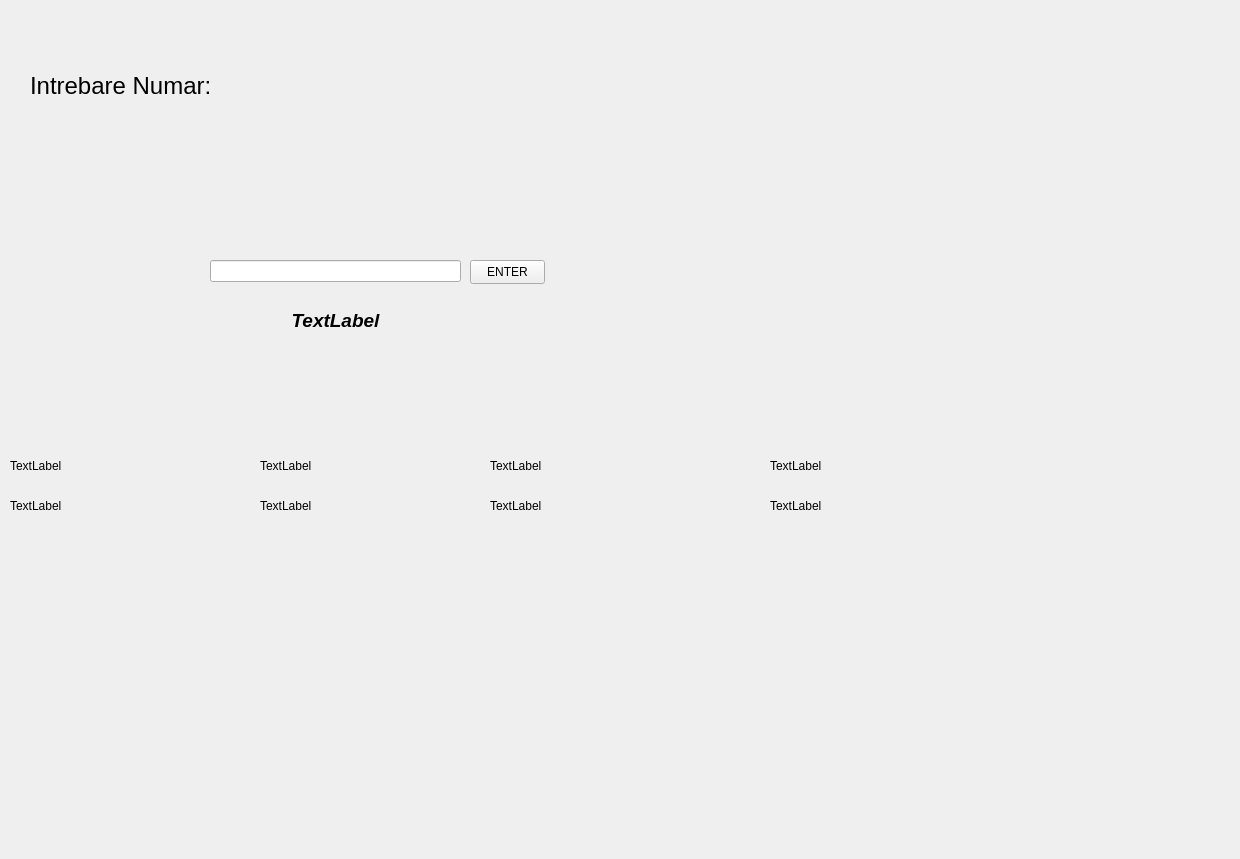
Above: client/src/MainWindow.ui from andreisdc/ProjectModernCPP before the change. Below: the same form after it.
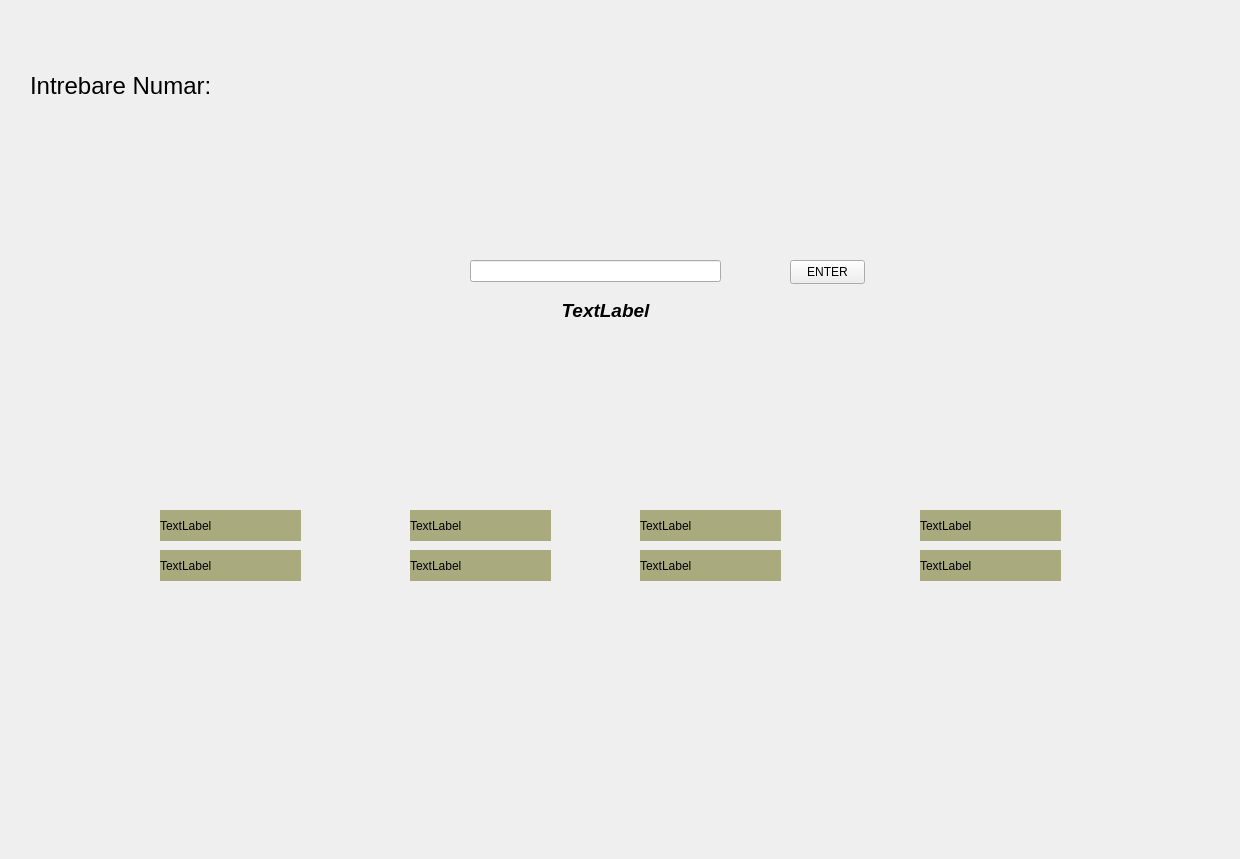
That is the form after the change. The open tabs and pages were chosen to show the change. Icons and pictures are not drawn.

```diff
--- a/client/src/MainWindow.ui
+++ b/client/src/MainWindow.ui
@@ -2367,7 +2367,7 @@
      <widget class="QLineEdit" name="lineEditQuestionNumberInput">
       <property name="geometry">
        <rect>
-        <x>230</x>
+        <x>490</x>
         <y>260</y>
         <width>251</width>
         <height>22</height>
@@ -2383,12 +2383,15 @@
      <widget class="QLabel" name="labelQuestionNumberUsername1">
       <property name="geometry">
        <rect>
-        <x>30</x>
-        <y>450</y>
+        <x>180</x>
+        <y>510</y>
         <width>141</width>
         <height>31</height>
        </rect>
       </property>
+      <property name="styleSheet">
+       <string notr="true">background-color: rgb(170, 170, 127);</string>
+      </property>
       <property name="text">
        <string>TextLabel</string>
       </property>
@@ -2396,12 +2399,15 @@
      <widget class="QLabel" name="labelQuestionNumberPlayer1Answear">
       <property name="geometry">
        <rect>
-        <x>30</x>
-        <y>490</y>
+        <x>180</x>
+        <y>550</y>
         <width>141</width>
         <height>31</height>
        </rect>
       </property>
+      <property name="styleSheet">
+       <string notr="true">background-color: rgb(170, 170, 127);</string>
+      </property>
       <property name="text">
        <string>TextLabel</string>
       </property>
@@ -2409,8 +2415,8 @@
      <widget class="QLabel" name="labelQuestionNumberAnswear">
       <property name="geometry">
        <rect>
-        <x>230</x>
-        <y>310</y>
+        <x>500</x>
+        <y>300</y>
         <width>251</width>
         <height>20</height>
        </rect>
@@ -2435,12 +2441,15 @@
      <widget class="QLabel" name="labelQuestionNumberUsername2">
       <property name="geometry">
        <rect>
-        <x>280</x>
-        <y>450</y>
+        <x>430</x>
+        <y>510</y>
         <width>141</width>
         <height>31</height>
        </rect>
       </property>
+      <property name="styleSheet">
+       <string notr="true">background-color: rgb(170, 170, 127);</string>
+      </property>
       <property name="text">
        <string>TextLabel</string>
       </property>
@@ -2448,12 +2457,15 @@
      <widget class="QLabel" name="labelQuestionNumberPlayer2Answear">
       <property name="geometry">
        <rect>
-        <x>280</x>
-        <y>490</y>
+        <x>430</x>
+        <y>550</y>
         <width>141</width>
         <height>31</height>
        </rect>
       </property>
+      <property name="styleSheet">
+       <string notr="true">background-color: rgb(170, 170, 127);</string>
+      </property>
       <property name="text">
        <string>TextLabel</string>
       </property>
@@ -2461,12 +2473,15 @@
      <widget class="QLabel" name="labelQuestionNumberUsername3">
       <property name="geometry">
        <rect>
-        <x>510</x>
-        <y>450</y>
+        <x>660</x>
+        <y>510</y>
         <width>141</width>
         <height>31</height>
        </rect>
       </property>
+      <property name="styleSheet">
+       <string notr="true">background-color: rgb(170, 170, 127);</string>
+      </property>
       <property name="text">
        <string>TextLabel</string>
       </property>
@@ -2474,12 +2489,15 @@
      <widget class="QLabel" name="labelQuestionNumberPlayer3Answear">
       <property name="geometry">
        <rect>
-        <x>510</x>
-        <y>490</y>
+        <x>660</x>
+        <y>550</y>
         <width>141</width>
         <height>31</height>
        </rect>
       </property>
+      <property name="styleSheet">
+       <string notr="true">background-color: rgb(170, 170, 127);</string>
+      </property>
       <property name="text">
        <string>TextLabel</string>
       </property>
@@ -2487,12 +2505,15 @@
      <widget class="QLabel" name="labelQuestionNumberUsername4">
       <property name="geometry">
        <rect>
-        <x>790</x>
-        <y>450</y>
+        <x>940</x>
+        <y>510</y>
         <width>141</width>
         <height>31</height>
        </rect>
       </property>
+      <property name="styleSheet">
+       <string notr="true">background-color: rgb(170, 170, 127);</string>
+      </property>
       <property name="text">
        <string>TextLabel</string>
       </property>
@@ -2500,12 +2521,15 @@
      <widget class="QLabel" name="labelQuestionNumberPlayer4Answear">
       <property name="geometry">
        <rect>
-        <x>790</x>
-        <y>490</y>
+        <x>940</x>
+        <y>550</y>
         <width>141</width>
         <height>31</height>
        </rect>
       </property>
+      <property name="styleSheet">
+       <string notr="true">background-color: rgb(170, 170, 127);</string>
+      </property>
       <property name="text">
        <string>TextLabel</string>
       </property>
@@ -2513,7 +2537,7 @@
      <widget class="QPushButton" name="buttonQuestionNumberEnter">
       <property name="geometry">
        <rect>
-        <x>490</x>
+        <x>810</x>
         <y>260</y>
         <width>75</width>
         <height>24</height>
@@ -2523,6 +2547,38 @@
        <string>ENTER</string>
       </property>
      </widget>
+     <widget class="QFrame" name="frame_20">
+      <property name="geometry">
+       <rect>
+        <x>19</x>
+        <y>-10</y>
+        <width>1251</width>
+        <height>871</height>
+       </rect>
+      </property>
+      <property name="styleSheet">
+       <string notr="true">background-image: url(:/MainWindow/assets/LoginSignupBackground.png);</string>
+      </property>
+      <property name="frameShape">
+       <enum>QFrame::StyledPanel</enum>
+      </property>
+      <property name="frameShadow">
+       <enum>QFrame::Raised</enum>
+      </property>
+     </widget>
+     <zorder>frame_20</zorder>
+     <zorder>labelQuestionNumberQuestion</zorder>
+     <zorder>lineEditQuestionNumberInput</zorder>
+     <zorder>labelQuestionNumberUsername1</zorder>
+     <zorder>labelQuestionNumberPlayer1Answear</zorder>
+     <zorder>labelQuestionNumberAnswear</zorder>
+     <zorder>labelQuestionNumberUsername2</zorder>
+     <zorder>labelQuestionNumberPlayer2Answear</zorder>
+     <zorder>labelQuestionNumberUsername3</zorder>
+     <zorder>labelQuestionNumberPlayer3Answear</zorder>
+     <zorder>labelQuestionNumberUsername4</zorder>
+     <zorder>labelQuestionNumberPlayer4Answear</zorder>
+     <zorder>buttonQuestionNumberEnter</zorder>
     </widget>
    </widget>
   </widget>
```
Left out of the diff: 6 changed lines with no effect on the pictures.
